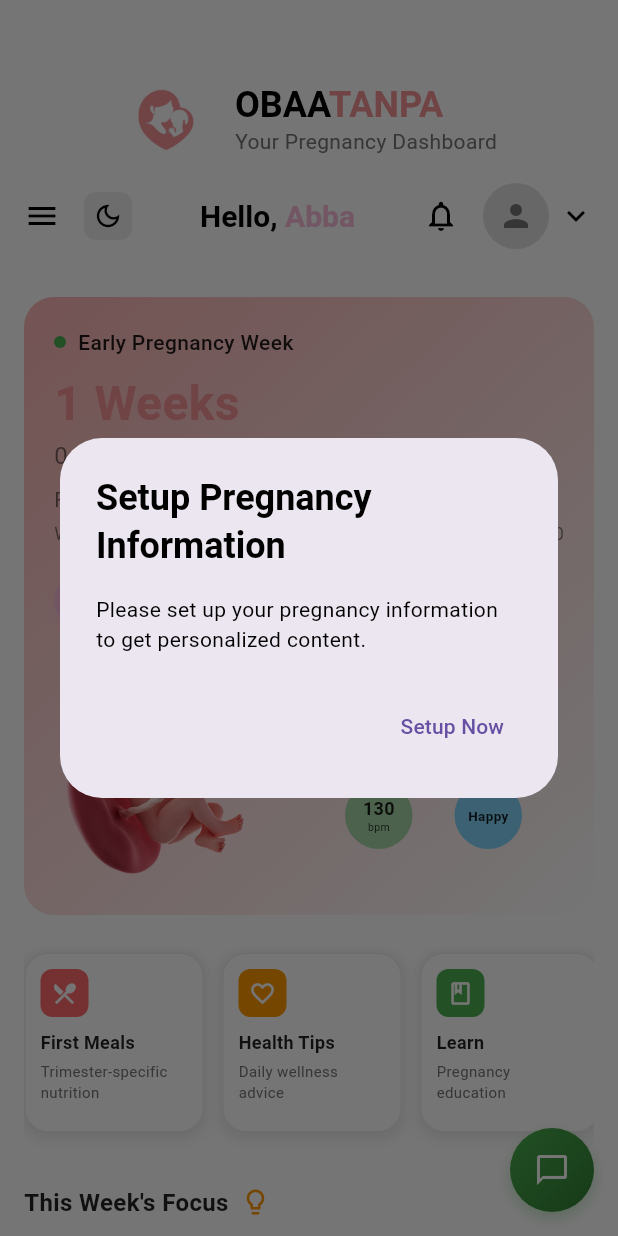
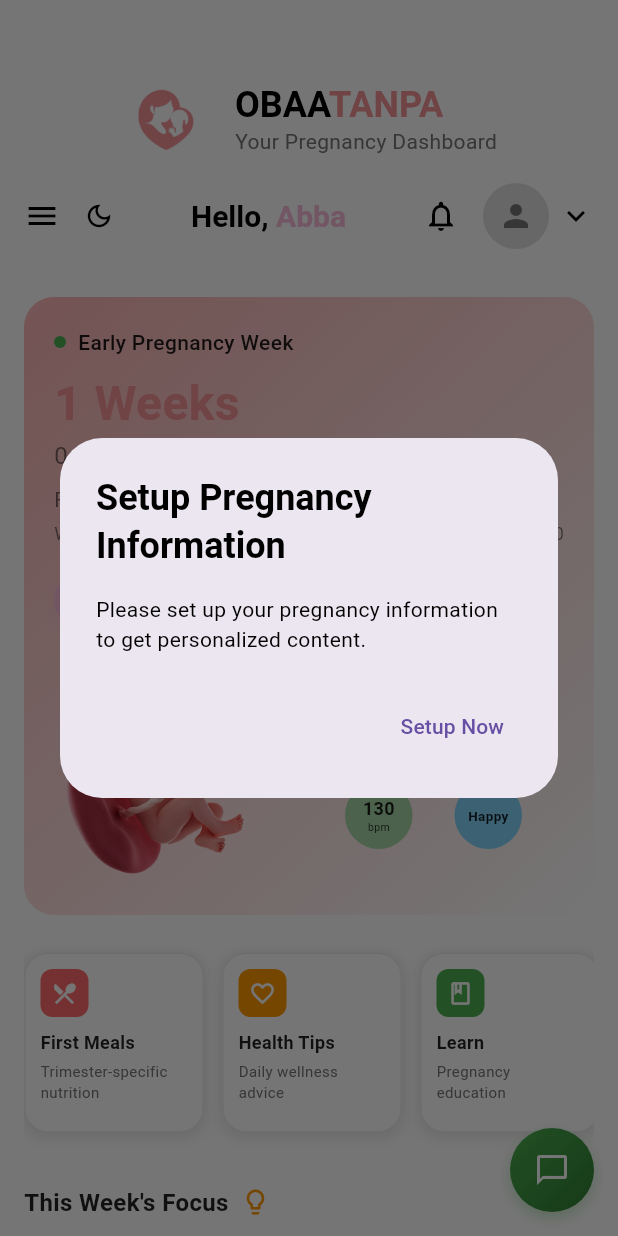
Before and after one commit to abba33/obaatanpa_mobile, a Flutter app: the DashboardPage screen opened by its route, on a phone screen of 412 x 824 dp. Run offline on Flutter 3.47's test engine with Material 3 defaults, Android fonts, the phone set to English and light mode, and no system bars; our stand-ins replace flutter_secure_storage, go_router, google_fonts, shared_preferences; accounts and stored records are empty.

Commit message:
changed custom app bar

```diff
--- a/lib/screens/dashboard/pregnant mother/components/custom_app_bar.dart
+++ b/lib/screens/dashboard/pregnant mother/components/custom_app_bar.dart
@@ -359,20 +359,10 @@ class CustomAppBar extends StatelessWidget {
                         ),
                       );
                     },
-                    child: AnimatedContainer(
-                      duration: const Duration(milliseconds: 300),
-                      padding: const EdgeInsets.all(6), // Back to original padding
-                      decoration: BoxDecoration(
-                        color: isDark
-                          ? const Color(0xFFF8BBD9).withOpacity(0.2)
-                          : Colors.grey[200],
-                        borderRadius: BorderRadius.circular(8),
-                      ),
-                      child: Icon(
-                        isDark ? Icons.light_mode : Icons.dark_mode_outlined,
-                        color: isDark ? const Color(0xFFF8BBD9) : textColor,
-                        size: 20, // Back to original size
-                      ),
+                    child: Icon(
+                      isDark ? Icons.light_mode : Icons.dark_mode_outlined,
+                      color: isDark ? const Color(0xFFF8BBD9) : textColor,
+                      size: 20,
                     ),
                   ),
                 ],
```
